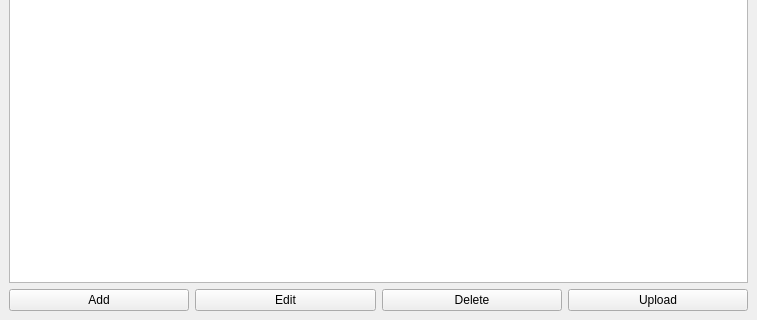
Above: main.ui from fusefm/FuseUp before the change; both pictures show x 0 to 757 and y 154 to 474 of the 757 by 474 pixel window. Below: the same form after it.
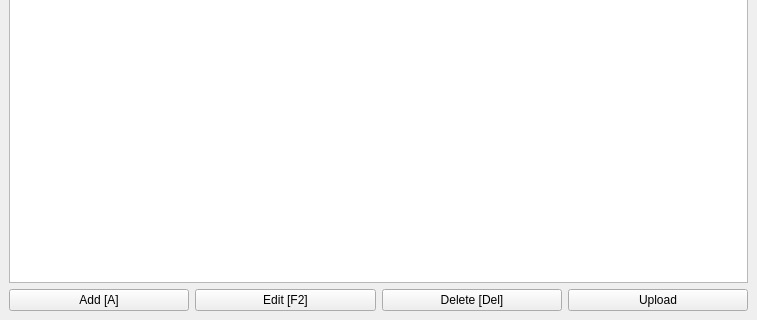
That is the form after the change. Icons and pictures are not drawn.

```diff
--- a/main.ui
+++ b/main.ui
@@ -63,21 +63,33 @@
       <item>
        <widget class="QPushButton" name="AddButton">
         <property name="text">
-         <string>Add</string>
+         <string>Add [A]</string>
+        </property>
+        <property name="icon">
+         <iconset resource="res.qrc">
+          <normaloff>:/icons/icons/add.png</normaloff>:/icons/icons/add.png</iconset>
         </property>
        </widget>
       </item>
       <item>
        <widget class="QPushButton" name="EditButton">
         <property name="text">
-         <string>Edit</string>
+         <string>Edit [F2]</string>
+        </property>
+        <property name="icon">
+         <iconset resource="res.qrc">
+          <normaloff>:/icons/icons/edit.png</normaloff>:/icons/icons/edit.png</iconset>
         </property>
        </widget>
       </item>
       <item>
        <widget class="QPushButton" name="DeleteButton">
         <property name="text">
-         <string>Delete</string>
+         <string>Delete [Del]</string>
+        </property>
+        <property name="icon">
+         <iconset resource="res.qrc">
+          <normaloff>:/icons/icons/remove.png</normaloff>:/icons/icons/remove.png</iconset>
         </property>
        </widget>
       </item>
```
Left out of the diff: 8 changed lines with no effect on the pictures.
